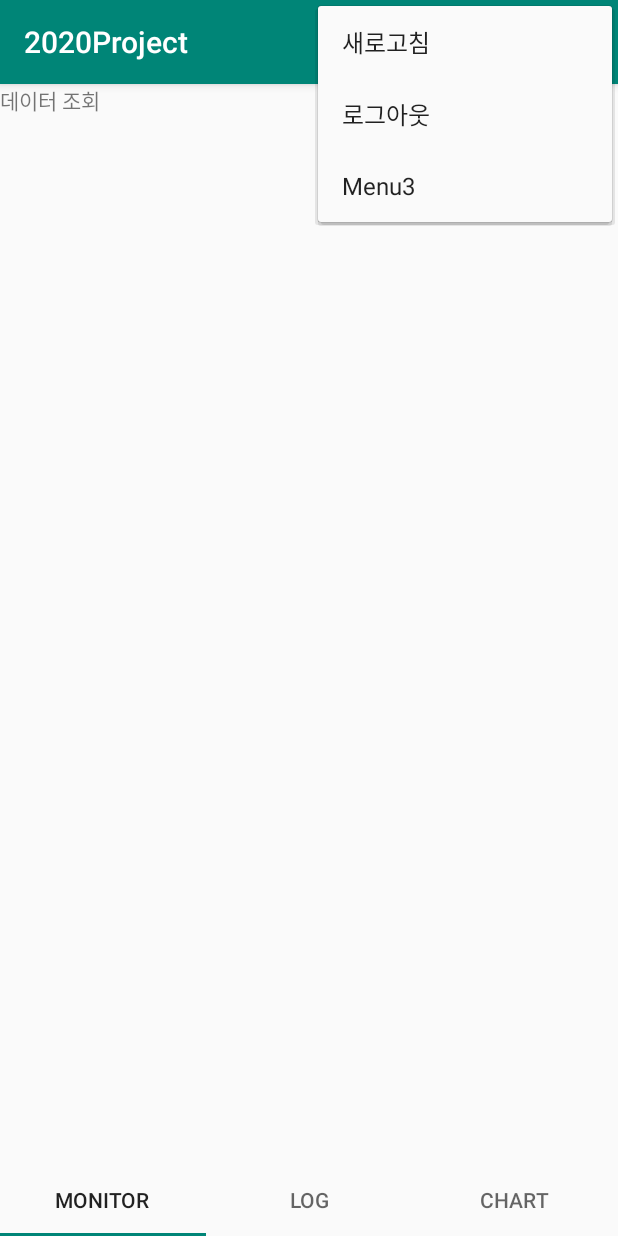
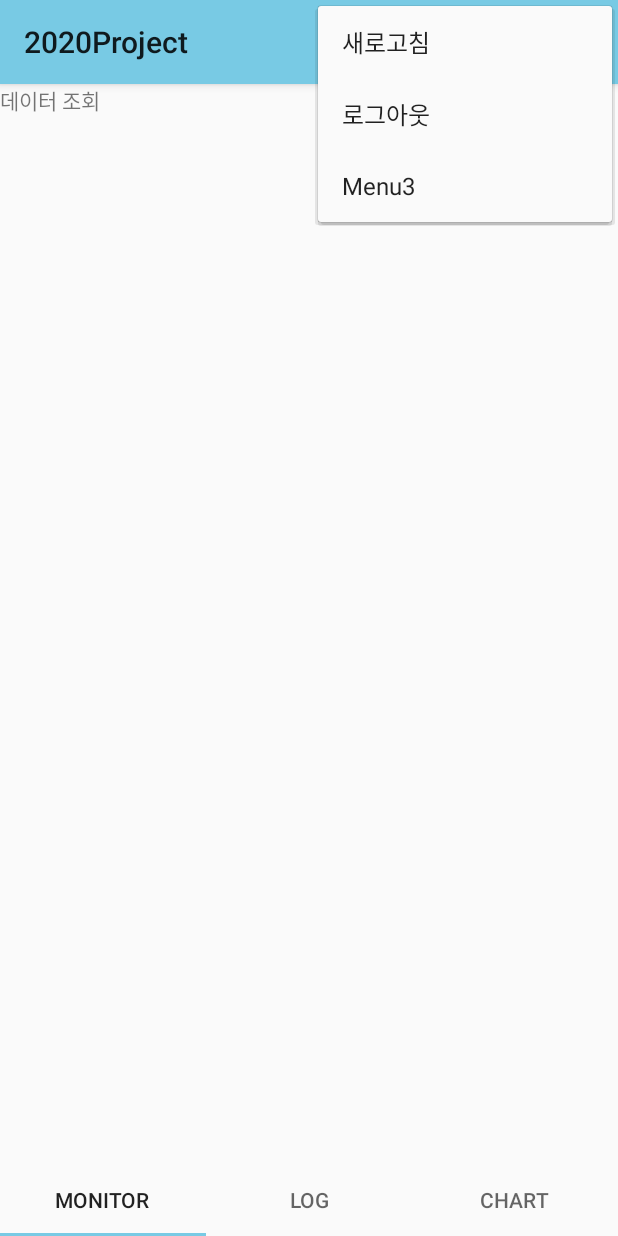
Before and after one commit to SongheeBack/2020Project, an Android app: the MainActivity screen opened directly, with no data from a screen before it, with the options menu open, on a phone screen of 412 x 824 dp. Run offline under Robolectric (Android 15) with nearby library versions, the phone set to English and light mode, and no system bars; 1 statement that could not run was skipped.

Commit message:
ui 수정중

```diff
--- a/app/src/main/java/com/example/a2020project/Chart/Chart.java
+++ b/app/src/main/java/com/example/a2020project/Chart/Chart.java
@@ -263,6 +263,8 @@ public class Chart extends Fragment {
             @Override
             public void onClick(View v) {
 
+
+
                 entry_chart.clear();
 
                 startD = tv[0].getText().toString();
@@ -351,6 +353,8 @@ public class Chart extends Fragment {
                                 JSONArray item = restArr.getJSONArray(i);
                                 date = item.getString(0);
                                 String value = item.getString(1);
+                                //float vf = Float.parseFloat(value);
+                                //Log.d("value: ", value + ", " + vf);
 
                                 //String valueUnit = value + " " + typeCh;
 
--- a/app/src/main/res/values/colors.xml
+++ b/app/src/main/res/values/colors.xml
@@ -1,6 +1,11 @@
 <?xml version="1.0" encoding="utf-8"?>
 <resources>
-    <color name="colorPrimary">#008577</color>
-    <color name="colorPrimaryDark">#00574B</color>
-    <color name="colorAccent">#D81B60</color>
+    <color name="colorPrimary">#78CAE4</color>
+    <color name="colorPrimaryDark">#4E6DBF</color>
+    <color name="colorAccent">#34A4CC</color>
+
+    <color name="black">#000000</color>
+    <color name="actBase">#34A4CC</color>
+    <color name="baseSkyBlue">#78CAE4</color>
+
 </resources>
--- a/app/src/main/res/values/styles.xml
+++ b/app/src/main/res/values/styles.xml
@@ -1,4 +1,4 @@
-<resources>
+<resources xmlns:tools="http://schemas.android.com/tools">
 
     <!-- Base application theme. -->
     <style name="AppTheme" parent="Theme.AppCompat.Light.DarkActionBar">
@@ -6,6 +6,12 @@
         <item name="colorPrimary">@color/colorPrimary</item>
         <item name="colorPrimaryDark">@color/colorPrimaryDark</item>
         <item name="colorAccent">@color/colorAccent</item>
+        <item name="actionBarTheme">@color/actBase</item>
+    </style>
+
+    <style name="EditTheme" parent="Theme.AppCompat.Light.NoActionBar">
+        <item name="colorAccent">@color/actBase</item>
+        <item name="colorControlNormal">@color/baseSkyBlue</item>
     </style>
 
 </resources>
```
Also changed, not shown: app/src/main/java/com/example/a2020project/LoginActivity.java (+11 -3 lines), app/src/main/res/layout/login.xml (+24 -23 lines).
